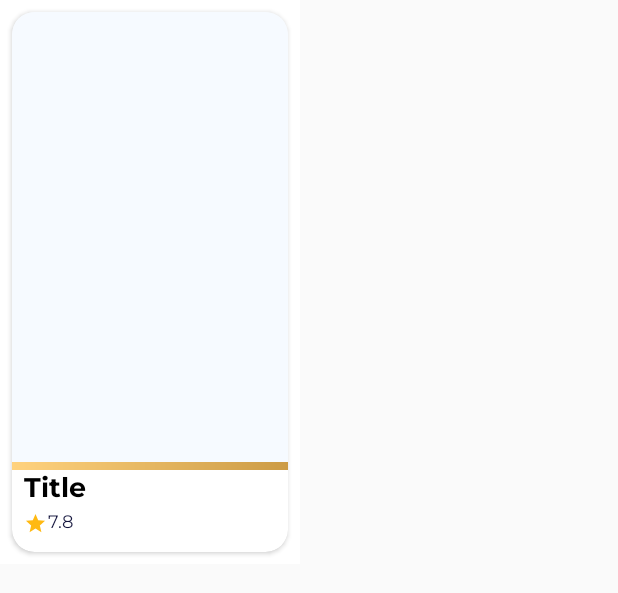
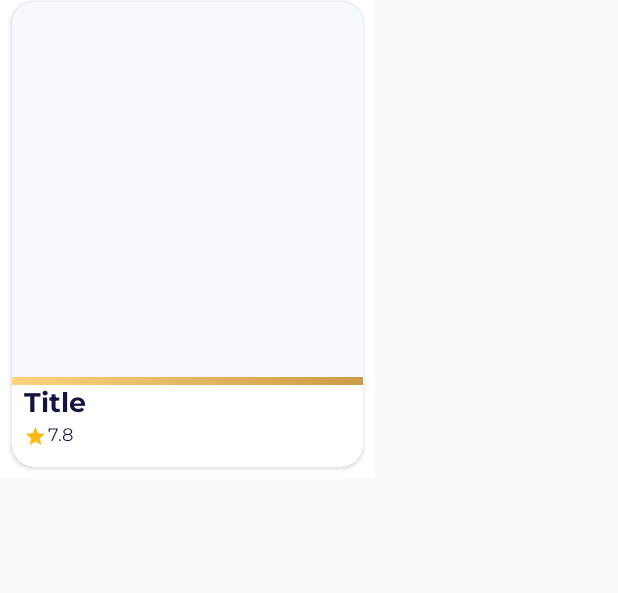
Before and after one commit to alvinadhitama/ChurchFinderApp, an Android app: the layout row_item_popular.xml on its own in the app's theme, with its tools: preview values and no code run, on a phone screen of 412 x 824 dp. Shown: the top 593 px of the screen. Run offline under Robolectric (Android 15) with nearby library versions, the phone set to English and light mode, and no system bars.

Commit message:
update dashboard row item

```diff
--- a/app/src/main/res/layout/fragment_dashboard.xml
+++ b/app/src/main/res/layout/fragment_dashboard.xml
@@ -31,7 +31,7 @@
             android:layout_marginTop="8dp"
             android:fontFamily="@font/montserrat_bold"
             android:text="Alvin Adhitama"
-            android:textColor="@color/colorBlueTix"
+            android:textColor="@color/colorBlue"
             android:textSize="20sp"
             android:textStyle="bold"
             app:layout_constraintStart_toStartOf="parent"
@@ -42,12 +42,13 @@
             android:layout_width="wrap_content"
             android:layout_height="wrap_content"
             android:layout_marginStart="16dp"
+            android:layout_marginTop="25dp"
             android:fontFamily="@font/montserrat"
             android:text="alvinadhitama"
             android:textColor="@color/colorBlueTix"
             android:textSize="14sp"
             app:layout_constraintStart_toStartOf="parent"
-            app:layout_constraintTop_toBottomOf="@+id/tv_name" />
+            app:layout_constraintTop_toTopOf="@+id/tv_name" />
 
         <androidx.cardview.widget.CardView
             android:id="@+id/iv_poster"
@@ -89,6 +90,7 @@
             android:layout_width="0dp"
             android:layout_height="wrap_content"
             android:layout_marginStart="16dp"
+            android:layout_marginTop="15dp"
             android:layout_marginEnd="16dp"
             android:fontFamily="@font/montserrat_bold"
             android:text="@string/yogyakarta"
@@ -96,12 +98,12 @@
             android:textSize="24sp"
             app:layout_constraintEnd_toEndOf="parent"
             app:layout_constraintStart_toStartOf="parent"
-            app:layout_constraintTop_toBottomOf="@+id/textView9"/>
+            app:layout_constraintTop_toTopOf="@+id/textView9" />
 
         <androidx.recyclerview.widget.RecyclerView
             android:id="@+id/rv_popular"
             android:layout_width="match_parent"
-            android:layout_height="375dp"
+            android:layout_height="325dp"
             android:layout_marginStart="8dp"
             app:layout_constraintEnd_toEndOf="parent"
             app:layout_constraintStart_toStartOf="parent"
--- a/app/src/main/res/layout/row_item_another.xml
+++ b/app/src/main/res/layout/row_item_another.xml
@@ -47,7 +47,7 @@
             android:maxLines="3"
             android:textColor="@color/colorBlue"
             android:textSize="16sp"
-            tools:text="Title"/>
+            tools:text="Title" />
 
         <LinearLayout
             android:layout_width="wrap_content"
--- a/app/src/main/res/layout/row_item_popular.xml
+++ b/app/src/main/res/layout/row_item_popular.xml
@@ -2,7 +2,7 @@
 <androidx.constraintlayout.widget.ConstraintLayout xmlns:android="http://schemas.android.com/apk/res/android"
     xmlns:app="http://schemas.android.com/apk/res-auto"
     xmlns:tools="http://schemas.android.com/tools"
-    android:layout_width="200dp"
+    android:layout_width="250dp"
     android:layout_height="wrap_content"
     android:background="@color/colorWhite"
     android:orientation="vertical">
@@ -10,9 +10,9 @@
     <androidx.cardview.widget.CardView
         android:id="@+id/iv_poster"
         android:layout_width="match_parent"
-        android:layout_height="360dp"
+        android:layout_height="310dp"
         android:layout_marginStart="8dp"
-        android:layout_marginTop="8dp"
+        android:layout_marginTop="1dp"
         android:layout_marginEnd="8dp"
         android:layout_marginBottom="8dp"
         app:cardCornerRadius="15dp"
@@ -30,7 +30,7 @@
             <ImageView
                 android:id="@+id/iv_poster_image"
                 android:layout_width="match_parent"
-                android:layout_height="300dp"
+                android:layout_height="250dp"
                 android:background="@color/colorBlueLight"
                 android:scaleType="centerCrop"
                 app:layout_constraintEnd_toEndOf="parent"
@@ -46,25 +46,24 @@
                 app:layout_constraintStart_toStartOf="parent"
                 app:layout_constraintTop_toTopOf="parent" />
 
+            <androidx.constraintlayout.widget.ConstraintLayout
+                android:layout_width="match_parent"
+                android:layout_height="match_parent"
+                android:layout_marginBottom="8dp">
+
                 <TextView
                     android:id="@+id/tv_simple_name"
-                android:layout_width="wrap_content"
+                    android:layout_width="0dp"
                     android:layout_height="wrap_content"
                     android:layout_marginStart="8dp"
+                    android:layout_marginEnd="8dp"
                     android:fontFamily="@font/montserrat_bold"
-                android:textColor="@android:color/black"
+                    android:textColor="@color/colorBlue"
                     android:textSize="18sp"
-                app:layout_constraintBottom_toBottomOf="parent"
-                app:layout_constraintEnd_toStartOf="@+id/imageView7"
+                    app:layout_constraintEnd_toEndOf="parent"
                     app:layout_constraintStart_toStartOf="parent"
-                app:layout_constraintTop_toBottomOf="@+id/iv_poster_image"
+                    app:layout_constraintTop_toTopOf="parent"
                     tools:text="Title" />
-
-            <LinearLayout
-                android:layout_width="match_parent"
-                android:layout_height="match_parent"
-                android:layout_marginBottom="8dp"
-                android:orientation="horizontal">
 
                 <ImageView
                     android:id="@+id/imageView7"
@@ -72,7 +71,7 @@
                     android:layout_height="15dp"
                     android:layout_marginStart="8dp"
                     android:layout_marginTop="1dp"
-                    app:layout_constraintEnd_toStartOf="@+id/tv_rate"
+                    app:layout_constraintStart_toStartOf="parent"
                     app:layout_constraintTop_toTopOf="@+id/tv_rate"
                     app:srcCompat="@drawable/ic_star_24dp" />
 
@@ -80,15 +79,15 @@
                     android:id="@+id/tv_rate"
                     android:layout_width="17dp"
                     android:layout_height="wrap_content"
-                    android:layout_marginEnd="8dp"
+                    android:layout_marginTop="25dp"
                     android:fontFamily="@font/montserrat"
                     android:gravity="center"
                     android:text="7.8"
                     android:textColor="@color/colorBlue"
                     android:textSize="12sp"
-                    app:layout_constraintEnd_toEndOf="parent"
-                    app:layout_constraintTop_toTopOf="@+id/tv_simple_name" />
-            </LinearLayout>
+                    app:layout_constraintStart_toEndOf="@+id/imageView7"
+                    app:layout_constraintTop_toTopOf="parent" />
+            </androidx.constraintlayout.widget.ConstraintLayout>
         </LinearLayout>
     </androidx.cardview.widget.CardView>
 </androidx.constraintlayout.widget.ConstraintLayout>
```
Lines whose indentation alone changed are shown as unchanged.
